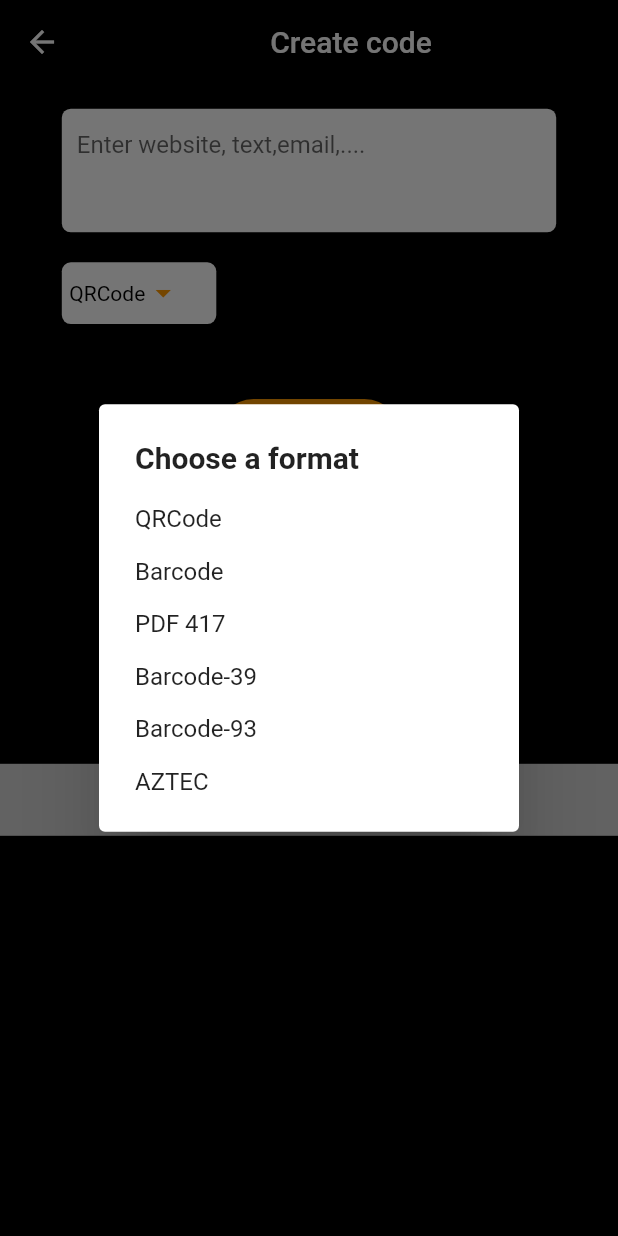
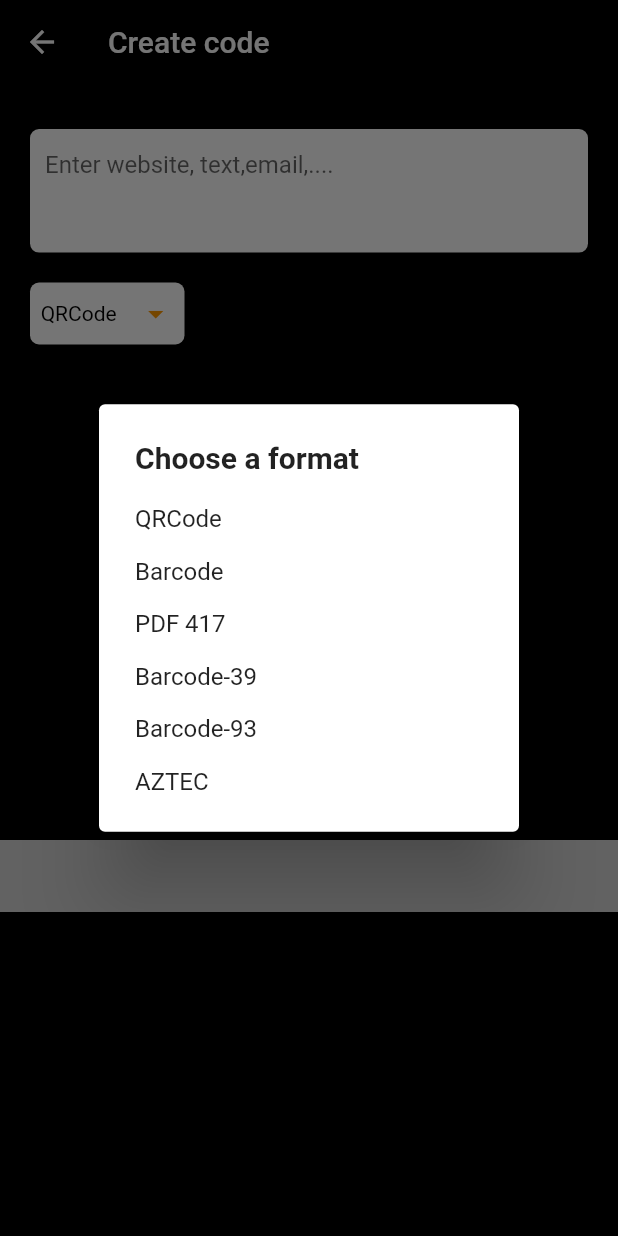
Before and after one commit to minhhoang1007/qrcode_app, a Flutter app: the NewQRScreen screen opened directly, after a tap on "QRCode", on a phone screen of 412 x 824 dp. Run offline on Flutter 3.47's test engine with Material 2 defaults, Android fonts, the phone set to English and light mode, and no system bars; our stand-ins replace fluttertoast, image_picker, qr_flutter, shared_preferences; missing offline and left inert: admob_flutter, esys_flutter_share, qr_code_scanner, qr_code_tools; accounts and stored records are empty.

Commit message:
update 15/1

```diff
--- a/lib/screens/NewQRScreen.dart
+++ b/lib/screens/NewQRScreen.dart
@@ -105,7 +105,7 @@ class _NewQRScreenState extends State<NewQRScreen> {
                 onTap: () {
                   runSave();
                   Fluttertoast.showToast(
-                      msg: "Save Image Code",
+                      msg: "Save Image Code Success !",
                       toastLength: Toast.LENGTH_SHORT,
                       gravity: ToastGravity.CENTER,
                       timeInSecForIos: 1,
@@ -154,15 +154,14 @@ class _NewQRScreenState extends State<NewQRScreen> {
             Navigator.pop(context);
           },
         ),
-        title: Center(
-          child: Text(
+        title: Text(
           "Create code",
           style: TextStyle(color: Colors.white),
         ),
       ),
-      ),
       body: Container(
-        height: MediaQuery.of(context).size.height * 1,
+        height: MediaQuery.of(context).size.height,
+        width: MediaQuery.of(context).size.width,
         decoration: BoxDecoration(
           color: Colors.black,
         ),
@@ -170,22 +169,13 @@ class _NewQRScreenState extends State<NewQRScreen> {
           child: Column(
             children: <Widget>[
               Container(
-                height: MediaQuery.of(context).size.height * 0.4,
-                width: double.infinity,
-                decoration: BoxDecoration(
-                  color: Colors.black,
-                ),
+                height: MediaQuery.of(context).size.height - 250.0 - 70.0,
                 child: Column(
                   crossAxisAlignment: CrossAxisAlignment.start,
                   children: <Widget>[
-                    SizedBox(
-                      height: MediaQuery.of(context).size.height * 0.02,
-                    ),
-                    Padding(
-                      padding: EdgeInsets.only(left: MediaQuery.of(context).size.width * 0.1),
-                      child: Container(
+                    Container(
                       height: MediaQuery.of(context).size.height * 0.1,
-                        width: MediaQuery.of(context).size.width * 0.8,
+                      margin: EdgeInsets.fromLTRB(20.0, 30.0, 20.0, 20.0),
                       decoration: BoxDecoration(
                         color: Colors.white,
                         borderRadius: BorderRadius.circular(6),
@@ -201,12 +191,8 @@ class _NewQRScreenState extends State<NewQRScreen> {
                         ),
                       ),
                     ),
-                    ),
-                    SizedBox(
-                      height: 20,
-                    ),
-                    Padding(
-                      padding: EdgeInsets.only(left: MediaQuery.of(context).size.width * 0.1),
+                    Container(
+                      margin: EdgeInsets.symmetric(horizontal: 20.0),
                       child: GestureDetector(
                         onTap: () {
                           _showSimpleDialogHN();
@@ -219,10 +205,9 @@ class _NewQRScreenState extends State<NewQRScreen> {
                             borderRadius: BorderRadius.circular(6),
                           ),
                           child: Row(
+                            mainAxisAlignment: MainAxisAlignment.spaceAround,
+                            crossAxisAlignment: CrossAxisAlignment.center,
                             children: <Widget>[
-                              SizedBox(
-                                width: 5,
-                              ),
                               Center(child: Text(hn, style: TextStyle(color: Colors.black))),
                               Icon(
                                 Icons.arrow_drop_down,
@@ -236,8 +221,7 @@ class _NewQRScreenState extends State<NewQRScreen> {
                     SizedBox(
                       height: 50,
                     ),
-                    Padding(
-                      padding: EdgeInsets.only(left: MediaQuery.of(context).size.width * 0.35),
+                    Center(
                       child: GestureDetector(
                         onTap: () {
                           _controller.text == ""
@@ -260,8 +244,8 @@ class _NewQRScreenState extends State<NewQRScreen> {
                           ),
                           child: Center(
                             child: Text(
-                              "Create",
-                              style: TextStyle(color: Colors.white, fontWeight: FontWeight.bold),
+                              "CREATE",
+                              style: TextStyle(color: Colors.white, fontWeight: FontWeight.bold, fontSize: 20.0),
                             ),
                           ),
                         ),
@@ -269,9 +253,6 @@ class _NewQRScreenState extends State<NewQRScreen> {
                     ),
                   ],
                 ),
-              ),
-              SizedBox(
-                height: MediaQuery.of(context).size.height * 0.15,
               ),
               Container(
                 decoration: BoxDecoration(
```
Also changed, not shown: lib/screens/DrawerScreen.dart (+38 -36 lines), lib/screens/HomeScreen.dart (+10 -8 lines), lib/screens/ResultScreen.dart (+20 -57 lines), lib/screens/SavedScreen.dart (+13 -26 lines), 2 other files. Lines whose indentation alone changed are shown as unchanged.
